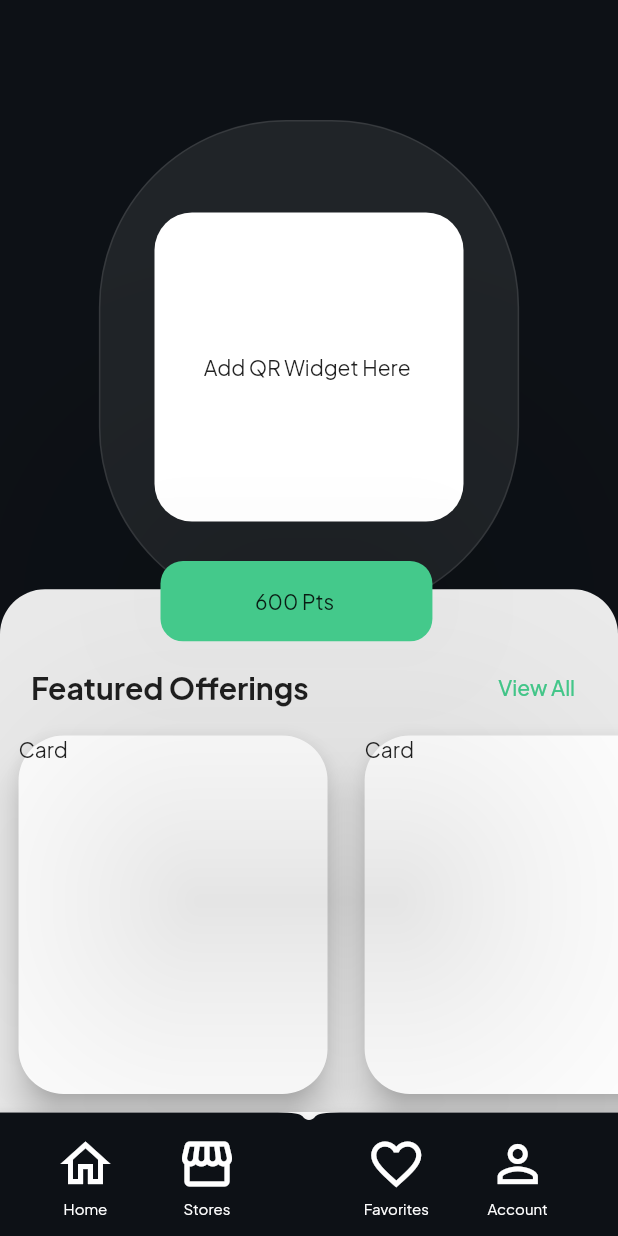
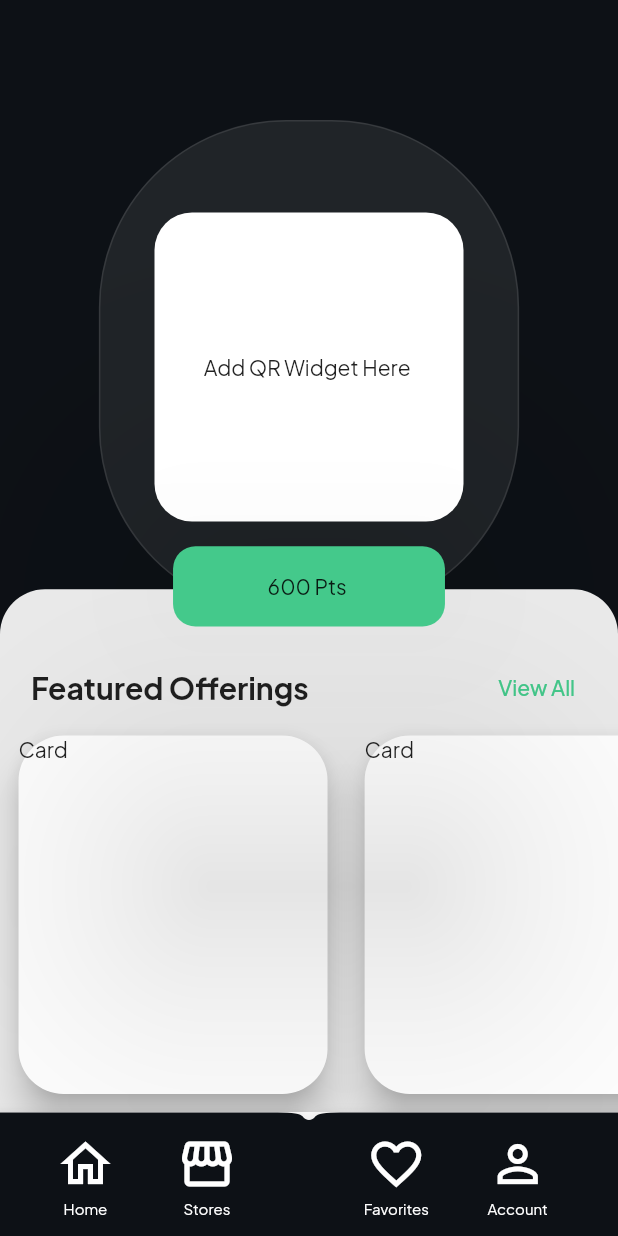
Before and after one commit to JustinChuangGit/bizi, a Flutter app: the screen it shows once a user with an empty profile is signed in, on a phone screen of 412 x 824 dp. Run offline on Flutter 3.47's test engine with Material 2 defaults, Android fonts, the phone set to English and light mode, and no system bars; our stand-ins replace cloud_firestore, email_validator, firebase_auth, firebase_core, get; accounts and stored records are empty.

Commit message:
floating points button position has been fixed. No longer moved with more cardLists in mainCard

```diff
--- a/lib/screens/customerHomeScreen/components/currentPointsBanner.dart
+++ b/lib/screens/customerHomeScreen/components/currentPointsBanner.dart
@@ -8,14 +8,12 @@ class currentPointsBanner extends StatelessWidget {
 
   @override
   Widget build(BuildContext context) {
-    return Positioned.directional(
-      //This is good for MVP however must be changed to adapt to different screen sizes
-      textDirection: Directionality.of(context),
-      //Green Card
-      top: 290,
-      start: width * 0.25,
-      child: Align(
+    return Align(
       alignment: Alignment.center,
+      child: Column(
+        children: [
+          Padding(
+            padding: EdgeInsets.only(top: height * 0.34),
             child: Card(
                 color: colorConstants.biziGreen,
                 shape: const RoundedRectangleBorder(
@@ -33,6 +31,8 @@ class currentPointsBanner extends StatelessWidget {
                   ),
                 )),
           ),
+        ],
+      ),
     );
   }
 }
--- a/lib/screens/customerHomeScreen/components/mainCard.dart
+++ b/lib/screens/customerHomeScreen/components/mainCard.dart
@@ -26,6 +26,12 @@ class mainCard extends StatelessWidget {
           const cardList(heading: 'Coffee'),
           const cardList(heading: 'ABC Pizza'),
           const cardList(heading: 'Try Something New'),
+          const cardList(heading: 'Try Something New'),
+          const cardList(heading: 'Try Something New'),
+          const cardList(heading: 'Try Something New'),
+          const cardList(heading: 'Try Something New'),
+          const cardList(heading: 'Try Something New'),
+          const cardList(heading: 'Try Something New'),
         ],
       ),
     );
```
Lines whose indentation alone changed are shown as unchanged.
